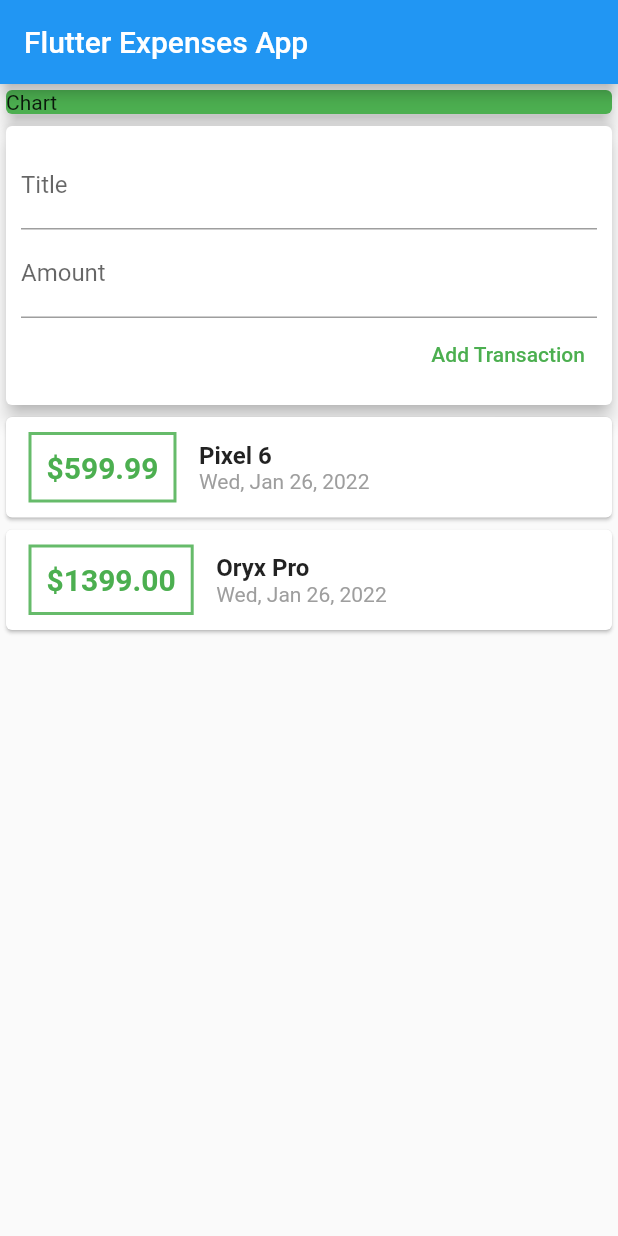
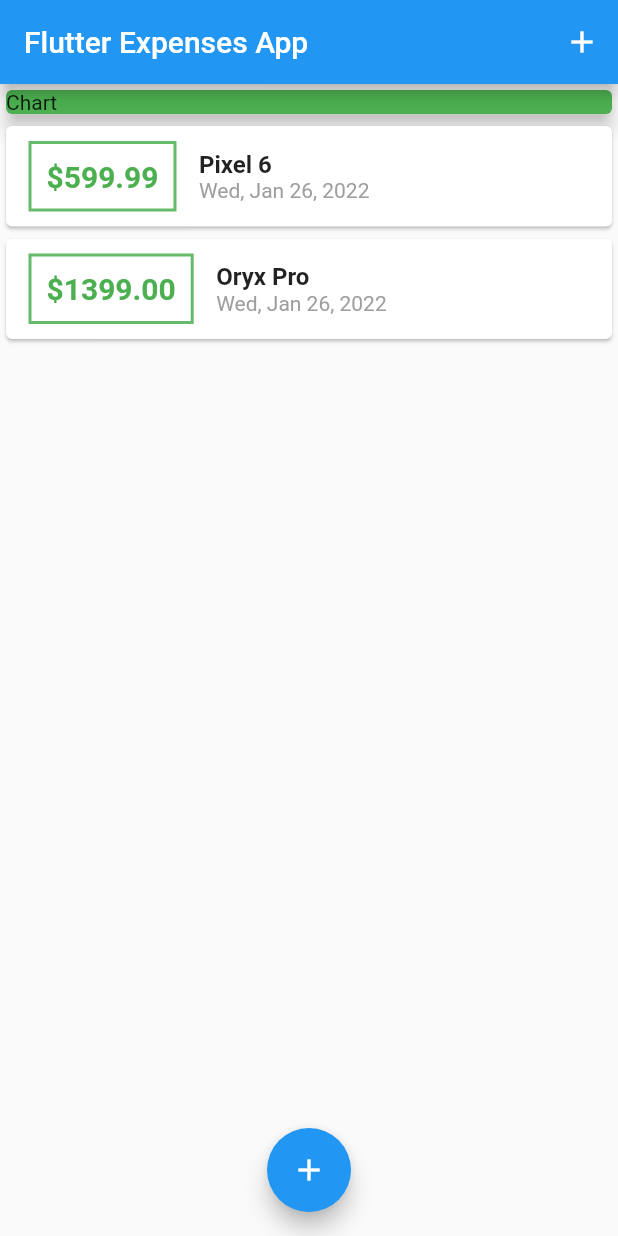
Before and after one commit to sammydeni/flutter_expenses_app, a Flutter app: the screen it shows after launch, on a phone screen of 412 x 824 dp. Run offline on Flutter 3.47's test engine with Material 2 defaults, Android fonts, the light colour scheme and no system bars.

Commit message:
Added a Modal to display the AddTransactions TextInput, Converted the HomePage into a Stateful Widget, added a FloatingButton

```diff
--- a/lib/main.dart
+++ b/lib/main.dart
@@ -1,7 +1,8 @@
+import 'package:flutter/gestures.dart';
 import 'package:flutter/material.dart';
-import 'package:flutter_expenses_app/widgets/user_transactions.dart';
-import './widgets/new_transaction.dart';
-import './widgets/transaction_list.dart';
+import 'package:flutter_expenses_app/widgets/new_transaction.dart';
+import 'package:flutter_expenses_app/widgets/transaction_list.dart';
+import './models/transaction.dart';
 
 void main() {
   runApp(const MyApp());
@@ -18,18 +19,67 @@
         primarySwatch: Colors.blue,
       ),
       home: MyHomePage(),
+      debugShowCheckedModeBanner: false,
     );
   }
 }
 
-class MyHomePage extends StatelessWidget {
-  final titleController = TextEditingController();
-  final amountController = TextEditingController();
+class MyHomePage extends StatefulWidget {
+  @override
+  State<MyHomePage> createState() => _MyHomePageState();
+}
+
+class _MyHomePageState extends State<MyHomePage> {
+  final List<Transaction> _userTransactions = [
+    Transaction(
+      id: 't1',
+      title: 'Pixel 6',
+      amount: 599.99,
+      date: DateTime.now(),
+    ),
+    Transaction(
+      id: 't2',
+      title: 'Oryx Pro',
+      amount: 1399,
+      date: DateTime.now(),
+    ),
+  ];
+
+  void _addNewTransaction(String txTitle, double txAmount) {
+    final newTx = Transaction(
+      title: txTitle,
+      amount: txAmount,
+      date: DateTime.now(),
+      id: DateTime.now().toString(),
+    );
+
+    setState(() {
+      _userTransactions.add(newTx);
+    });
+  }
+
+  void _startAddNewTransaction(BuildContext ctx) {
+    showModalBottomSheet(
+        context: ctx,
+        builder: (_) {
+          return GestureDetector(
+            onTap: () {},
+            child: NewTransaction(_addNewTransaction),
+            behavior: HitTestBehavior.opaque,
+          );
+        });
+  }
 
   Widget build(BuildContext context) {
     return Scaffold(
       appBar: AppBar(
         title: const Text('Flutter Expenses App'),
+        actions: [
+          IconButton(
+            icon: Icon(Icons.add),
+            onPressed: () => _startAddNewTransaction(context),
+          )
+        ],
       ),
       body: SingleChildScrollView(
         child: Column(
@@ -44,9 +94,14 @@
                 elevation: 5,
               ),
             ),
-            UserTransactions(),
+            TransactionList(_userTransactions)
           ],
         ),
+      ),
+      floatingActionButtonLocation: FloatingActionButtonLocation.centerFloat,
+      floatingActionButton: FloatingActionButton(
+        child: const Icon(Icons.add),
+        onPressed: () => _startAddNewTransaction(context),
       ),
     );
   }
--- a/lib/widgets/user_transactions.dart
+++ /dev/null
@@ -1,51 +0,0 @@
-import 'package:flutter/material.dart';
-import './new_transaction.dart';
-import './transaction_list.dart';
-import '../models/transaction.dart';
-
-class UserTransactions extends StatefulWidget {
-  const UserTransactions({Key? key}) : super(key: key);
-
-  @override
-  _UserTransactionsState createState() => _UserTransactionsState();
-}
-
-class _UserTransactionsState extends State<UserTransactions> {
-  final List<Transaction> _userTransactions = [
-    Transaction(
-      id: 't1',
-      title: 'Pixel 6',
-      amount: 599.99,
-      date: DateTime.now(),
-    ),
-    Transaction(
-      id: 't2',
-      title: 'Oryx Pro',
-      amount: 1399,
-      date: DateTime.now(),
-    ),
-  ];
-
-  void _addNewTransaction(String txTitle, double txAmount) {
-    final newTx = Transaction(
-      title: txTitle,
-      amount: txAmount,
-      date: DateTime.now(),
-      id: DateTime.now().toString(),
-    );
-
-    setState(() {
-      _userTransactions.add(newTx);
-    });
-  }
-
-  @override
-  Widget build(BuildContext context) {
-    return Column(
-      children: [
-        NewTransaction(_addNewTransaction),
-        TransactionList(_userTransactions),
-      ],
-    );
-  }
-}
```
